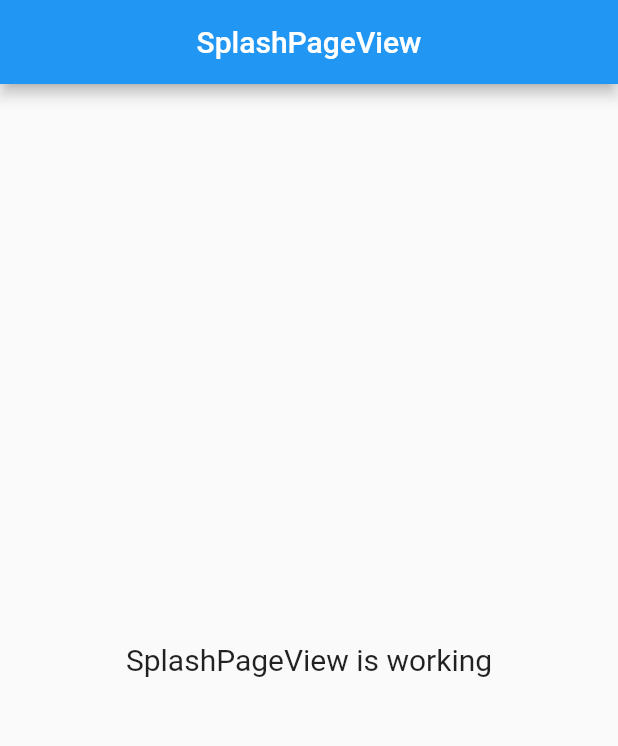
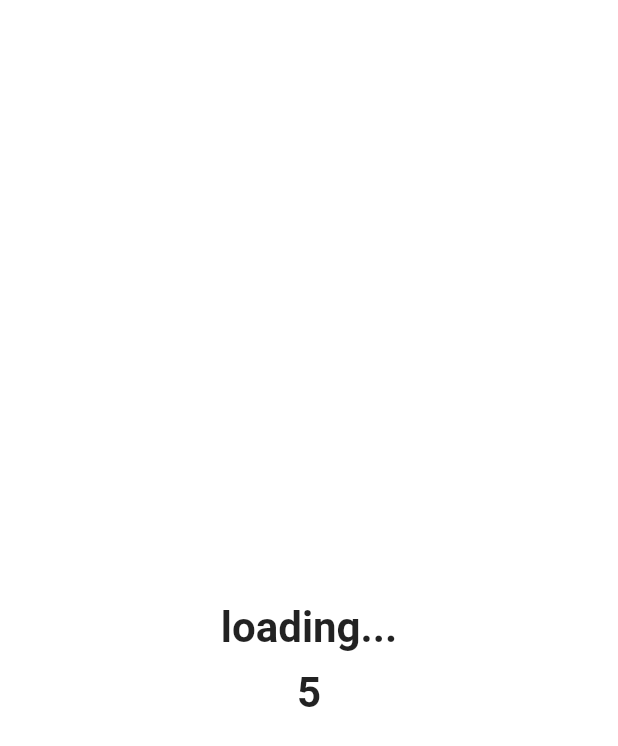
Before and after one commit to hiloliddinj/foods_test, a Flutter app: the first screen one second after launch, on a phone screen of 412 x 824 dp. Shown: the top 746 px of the screen. Run offline on Flutter 3.47's test engine with Material 2 defaults, Android fonts, the phone set to English and light mode, and no system bars; our stand-ins replace get; Roboto replaces fonts that are missing (Overpass).

Commit message:
Splash Screen logic finished

```diff
--- /dev/null
+++ b/lib/app/aspect/constants/font_const.dart
@@ -0,0 +1,3 @@
+class FontConst {
+  static String overpass = 'Overpass';
+}
--- /dev/null
+++ b/lib/app/aspect/constants/string_const.dart
@@ -0,0 +1,3 @@
+class StringConst {
+  static String loading = 'loading...';
+}
--- /dev/null
+++ b/lib/app/core/helpers/text_style_helper.dart
@@ -0,0 +1,18 @@
+
+import 'package:flutter/material.dart';
+import 'package:foods_test/app/aspect/constants/font_const.dart';
+
+class TextStyleHelper {
+
+  static TextStyle overpass({
+    double fontSize = 28,
+    FontWeight fontWeight = FontWeight.normal,
+  }) {
+    return TextStyle(
+      fontSize: fontSize,
+      fontFamily: FontConst.overpass,
+      fontWeight: fontWeight
+    );
+  }
+
+}
--- /dev/null
+++ b/lib/app/core/helpers/ui_helper.dart
@@ -0,0 +1,25 @@
+import 'package:flutter/material.dart';
+
+class UiHelper {
+  static SizedBox h05() => const SizedBox(height: 5);
+  static SizedBox h1() => const SizedBox(height: 10);
+  static SizedBox h2() => const SizedBox(height: 20);
+  static SizedBox h3() => const SizedBox(height: 30);
+  static SizedBox h4() => const SizedBox(height: 40);
+  static SizedBox h5() => const SizedBox(height: 50);
+  static SizedBox h6() => const SizedBox(height: 60);
+  static SizedBox h7() => const SizedBox(height: 70);
+  static SizedBox h8() => const SizedBox(height: 80);
+  static SizedBox h10() => const SizedBox(height: 100);
+
+  static SizedBox w05() => const SizedBox(width: 5);
+  static SizedBox w1() => const SizedBox(width: 10);
+  static SizedBox w2() => const SizedBox(width: 20);
+  static SizedBox w3() => const SizedBox(width: 30);
+  static SizedBox w4() => const SizedBox(width: 40);
+  static SizedBox w5() => const SizedBox(width: 50);
+  static SizedBox w6() => const SizedBox(width: 60);
+  static SizedBox w7() => const SizedBox(width: 70);
+  static SizedBox w8() => const SizedBox(width: 80);
+  static SizedBox w10() => const SizedBox(width: 100);
+}
--- a/lib/app/modules/splash_page/controllers/splash_page_controller.dart
+++ b/lib/app/modules/splash_page/controllers/splash_page_controller.dart
@@ -1,23 +1,39 @@
+import 'dart:async';
+
+import 'package:foods_test/app/modules/home_page/views/home_page_view.dart';
 import 'package:get/get.dart';
 
 class SplashPageController extends GetxController {
   //TODO: Implement SplashPageController
 
-  final count = 0.obs;
+  Timer? _timer;
+
+  final count = 5.obs;
+
   @override
   void onInit() {
     super.onInit();
-  }
-
-  @override
-  void onReady() {
-    super.onReady();
+    _startTimer();
   }
 
   @override
   void onClose() {
+    _timer?.cancel();
     super.onClose();
   }
 
-  void increment() => count.value++;
+  void _startTimer() {
+    const oneSec = Duration(seconds: 1);
+    _timer = Timer.periodic(
+      oneSec,
+      (Timer timer) {
+        if (count.value == 0) {
+          timer.cancel();
+          Get.to(() => const HomePageView());
+        } else {
+          count.value--;
+        }
+      },
+    );
+  }
 }
--- a/lib/app/modules/splash_page/views/splash_page_view.dart
+++ b/lib/app/modules/splash_page/views/splash_page_view.dart
@@ -1,4 +1,7 @@
 import 'package:flutter/material.dart';
+import 'package:foods_test/app/aspect/constants/string_const.dart';
+import 'package:foods_test/app/core/helpers/text_style_helper.dart';
+import 'package:foods_test/app/core/helpers/ui_helper.dart';
 
 import 'package:get/get.dart';
 
@@ -6,17 +9,30 @@ import '../controllers/splash_page_controller.dart';
 
 class SplashPageView extends GetView<SplashPageController> {
   const SplashPageView({Key? key}) : super(key: key);
+
   @override
   Widget build(BuildContext context) {
+    final textStyle = TextStyleHelper.overpass(fontWeight: FontWeight.bold);
+
     return Scaffold(
       appBar: AppBar(
-        title: const Text('SplashPageView'),
-        centerTitle: true,
+        backgroundColor: Colors.white,
+        elevation: 0,
       ),
-      body: Center(
-        child: Text(
-          'SplashPageView is working',
-          style: TextStyle(fontSize: 20),
+      body: SafeArea(
+        child: Container(
+          color: Colors.white,
+          child: Center(
+            child: Column(
+              mainAxisAlignment: MainAxisAlignment.center,
+              crossAxisAlignment: CrossAxisAlignment.center,
+              children: [
+                Text(StringConst.loading, style: textStyle),
+                UiHelper.h1(),
+                Obx(() => Text('${controller.count}', style: textStyle)),
+              ],
+            ),
+          ),
         ),
       ),
     );
--- a/pubspec.yaml
+++ b/pubspec.yaml
@@ -18,3 +18,8 @@ dev_dependencies:
 
 flutter:
   uses-material-design: true
+
+fonts:
+  - family: Overpass
+    fonts:
+      - asset: fonts/Overpass-Regular.ttf
```
Also changed, not shown: fonts/Overpass-Regular.ttf (added).
